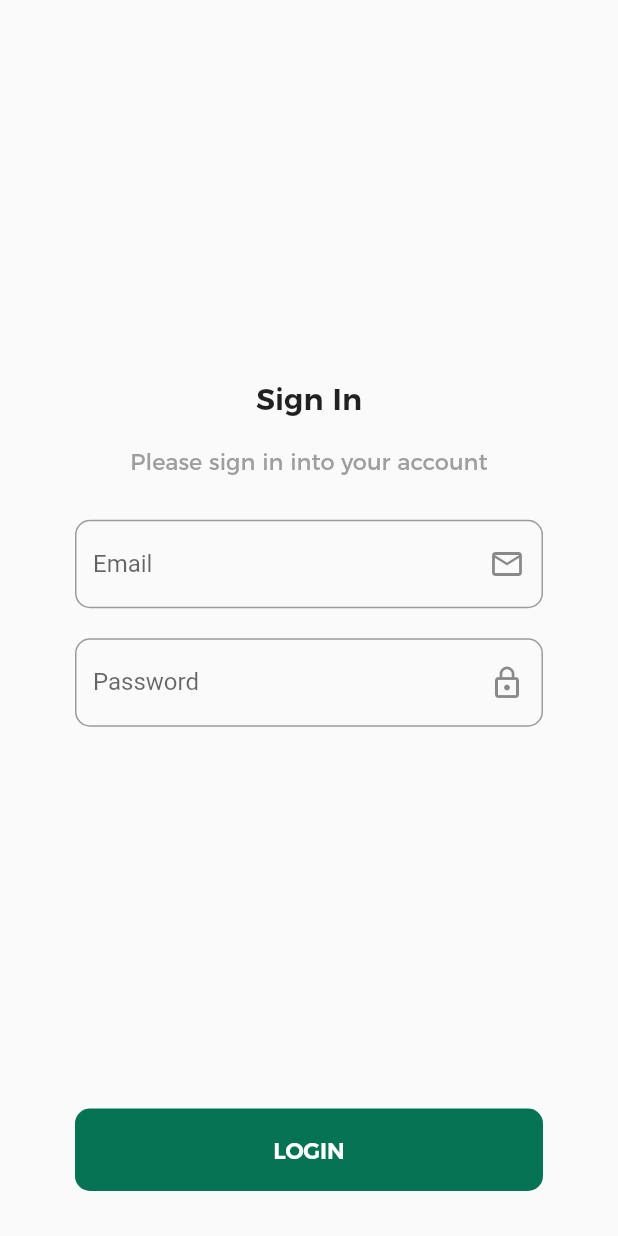
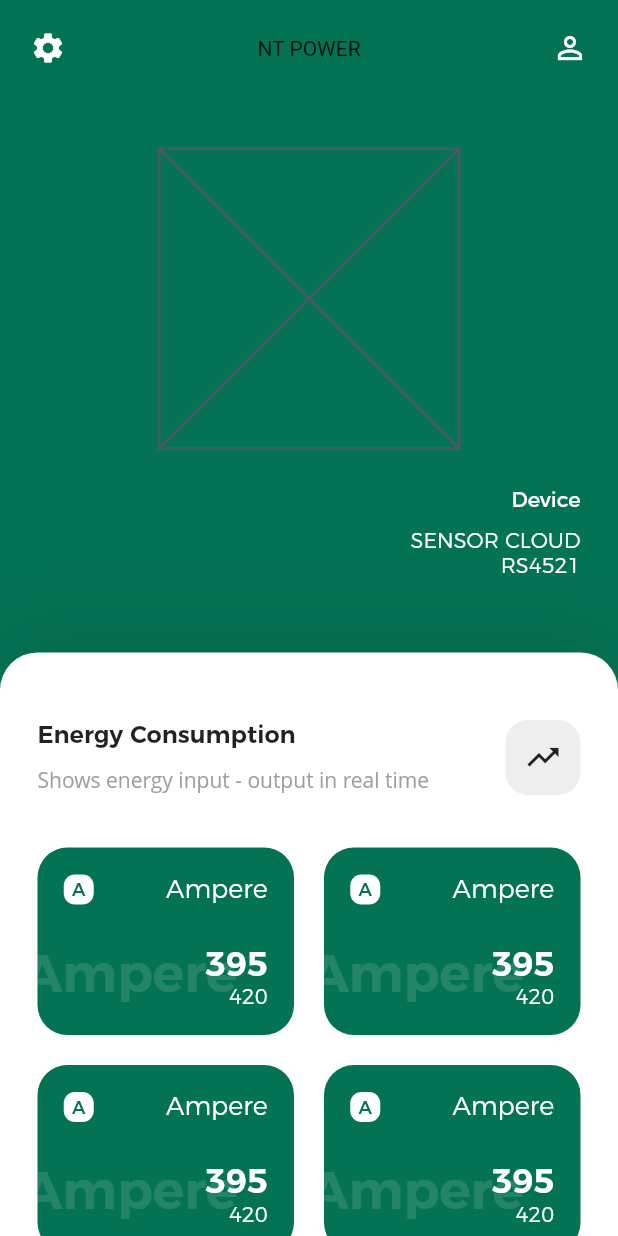
Before and after one commit to ahmadf20/NT-Power-Mobile-App, a Flutter app: the screen it shows after launch, after a tap on "LOGIN", on a phone screen of 412 x 824 dp. Run offline on Flutter 3.47's test engine with Material 2 defaults, Android fonts, the phone set to English and light mode, and no system bars.

Commit message:
Add home screen

```diff
--- a/lib/main.dart
+++ b/lib/main.dart
@@ -1,5 +1,6 @@
 import 'package:flutter/material.dart';
 import 'package:flutter/services.dart';
+import 'package:ntpower/screens/home_screen.dart';
 import 'package:ntpower/screens/login_screen.dart';
 
 void main() => runApp(MyApp());
@@ -29,6 +30,11 @@ class MyApp extends StatelessWidget {
         accentColor: Color(0xFFe2c472),
       ),
       home: LoginScreen(),
+      initialRoute: '/',
+      routes: {
+        HomeScreen.routeName: (context) => HomeScreen(),
+        LoginScreen.routeName: (context) => LoginScreen(),
+      },
     );
   }
 }
--- /dev/null
+++ b/lib/screens/home_screen.dart
@@ -0,0 +1,309 @@
+import 'package:flutter/material.dart';
+import 'package:ntpower/main.dart';
+
+class HomeScreen extends StatefulWidget {
+  static const routeName = 'home_screen';
+  HomeScreen({Key key}) : super(key: key);
+
+  @override
+  _HomeScreenState createState() => _HomeScreenState();
+}
+
+class _HomeScreenState extends State<HomeScreen> {
+  @override
+  Widget build(BuildContext context) {
+    return AnnotatedRegion(
+      value: mySystemUIOverlaySyle.copyWith(
+        statusBarIconBrightness: Brightness.light,
+        statusBarBrightness: Brightness.light,
+      ),
+      child: Scaffold(
+        backgroundColor: Theme.of(context).primaryColor,
+        body: SafeArea(
+          child: SingleChildScrollView(
+            child: Column(
+              children: <Widget>[
+                Padding(
+                  padding: const EdgeInsets.all(8.0),
+                  child: Row(
+                    children: <Widget>[
+                      IconButton(
+                        icon: Icon(
+                          Icons.settings,
+                          color: Colors.white,
+                        ),
+                        onPressed: () {},
+                      ),
+                      Expanded(
+                        child: Center(
+                          child: Text('NT POWER'),
+                        ),
+                      ),
+                      IconButton(
+                        icon: Icon(
+                          Icons.person_outline,
+                          color: Colors.white,
+                        ),
+                        onPressed: () {},
+                      ),
+                    ],
+                  ),
+                ),
+                Container(
+                  height: 200,
+                  width: 200,
+                  margin: EdgeInsets.only(top: 35),
+                  child: Placeholder(),
+                ),
+                Container(
+                  alignment: Alignment.centerRight,
+                  margin: EdgeInsets.only(right: 25, top: 25),
+                  child: Column(
+                    crossAxisAlignment: CrossAxisAlignment.end,
+                    children: <Widget>[
+                      Text(
+                        'Device',
+                        style: TextStyle(
+                          fontFamily: 'Montserrat',
+                          color: Colors.white,
+                        ),
+                      ),
+                      Container(
+                        width: MediaQuery.of(context).size.width / 3,
+                        padding: EdgeInsets.only(top: 10),
+                        child: Text(
+                          'SENSOR CLOUD RS4521',
+                          style: TextStyle(
+                            fontFamily: 'Montserrat',
+                            color: Colors.white,
+                            fontWeight: FontWeight.w300,
+                          ),
+                          textAlign: TextAlign.end,
+                        ),
+                      ),
+                    ],
+                  ),
+                ),
+                Container(
+                  width: double.maxFinite,
+                  padding: EdgeInsets.symmetric(horizontal: 25, vertical: 45),
+                  margin: EdgeInsets.only(top: 50),
+                  decoration: BoxDecoration(
+                      color: Colors.white,
+                      borderRadius: BorderRadius.vertical(
+                        top: Radius.circular(25),
+                      ),
+                      boxShadow: [
+                        BoxShadow(
+                          color: Colors.black12,
+                          blurRadius: 50,
+                          offset: Offset(0, -5),
+                        )
+                      ]),
+                  child: Column(
+                    crossAxisAlignment: CrossAxisAlignment.start,
+                    children: <Widget>[
+                      Row(
+                        children: <Widget>[
+                          Column(
+                            crossAxisAlignment: CrossAxisAlignment.start,
+                            children: <Widget>[
+                              Text(
+                                'Energy Consumption',
+                                style: TextStyle(
+                                  fontFamily: 'Montserrat',
+                                  fontSize: 16,
+                                  fontWeight: FontWeight.w600,
+                                ),
+                              ),
+                              SizedBox(height: 10),
+                              Text(
+                                'Shows energy input - output in real time',
+                                style: TextStyle(
+                                  fontFamily: 'OpenSans',
+                                  color: Colors.grey,
+                                ),
+                              ),
+                            ],
+                          ),
+                          Spacer(),
+                          SizedBox(
+                            width: 50,
+                            height: 50,
+                            child: FlatButton(
+                              color: Colors.grey[200],
+                              padding: EdgeInsets.all(0),
+                              shape: RoundedRectangleBorder(
+                                borderRadius: BorderRadius.circular(15),
+                              ),
+                              child: Icon(
+                                Icons.trending_up,
+                                size: 25,
+                              ),
+                              onPressed: () {},
+                            ),
+                          ),
+                        ],
+                      ),
+                      Padding(
+                        padding: const EdgeInsets.only(top: 35),
+                        child: Container(
+                          height: 125,
+                          child: Row(
+                            children: <Widget>[
+                              EnergyCard(),
+                              SizedBox(width: 20),
+                              EnergyCard(),
+                            ],
+                          ),
+                        ),
+                      ),
+                      Padding(
+                        padding: const EdgeInsets.only(top: 20),
+                        child: Container(
+                          height: 125,
+                          child: Row(
+                            children: <Widget>[
+                              EnergyCard(),
+                              SizedBox(width: 20),
+                              EnergyCard(),
+                            ],
+                          ),
+                        ),
+                      ),
+                    ],
+                  ),
+                ),
+              ],
+            ),
+          ),
+        ),
+      ),
+    );
+  }
+}
+
+class EnergyCard extends StatefulWidget {
+  final Function(dynamic) onPressed;
+  final String title;
+  final String tag;
+  final Map data;
+  final value;
+  final groupValue;
+
+  EnergyCard(
+      {Key key,
+      this.onPressed,
+      this.title,
+      this.tag,
+      this.data,
+      this.value,
+      this.groupValue})
+      : super(key: key);
+
+  @override
+  _EnergyCardState createState() => _EnergyCardState();
+}
+
+class _EnergyCardState extends State<EnergyCard> {
+  @override
+  Widget build(BuildContext context) {
+    return Expanded(
+      child: FlatButton(
+        shape: RoundedRectangleBorder(
+          borderRadius: BorderRadius.circular(20),
+        ),
+        padding: EdgeInsets.all(0),
+        color: Theme.of(context).primaryColor,
+        child: Stack(
+          children: <Widget>[
+            Container(
+              height: double.maxFinite,
+              width: double.maxFinite,
+              alignment: Alignment.bottomLeft,
+              padding: EdgeInsets.only(bottom: 20),
+              child: ClipRect(
+                child: Transform.translate(
+                  offset: Offset(-10, 0),
+                  child: Text(
+                    'Ampere',
+                    style: TextStyle(
+                      fontSize: 35,
+                      color: Colors.white12,
+                      fontFamily: 'Montserrat',
+                      fontWeight: FontWeight.w600,
+                    ),
+                  ),
+                ),
+              ),
+            ),
+            Container(
+              width: double.maxFinite,
+              height: double.maxFinite,
+              padding: EdgeInsets.all(17.5),
+              child: Column(
+                crossAxisAlignment: CrossAxisAlignment.end,
+                children: <Widget>[
+                  Row(
+                    children: <Widget>[
+                      Container(
+                        width: 20,
+                        height: 20,
+                        alignment: Alignment.center,
+                        decoration: BoxDecoration(
+                          color: Colors.white,
+                          borderRadius: BorderRadius.circular(7.5),
+                        ),
+                        child: Text(
+                          'A',
+                          style: TextStyle(
+                            fontFamily: 'Montserrat',
+                            fontSize: 12,
+                            color: Theme.of(context).primaryColor,
+                          ),
+                        ),
+                      ),
+                      Expanded(
+                        child: Text(
+                          'Ampere',
+                          style: TextStyle(
+                            fontFamily: 'Montserrat',
+                            color: Colors.white,
+                            fontSize: 17,
+                            fontWeight: FontWeight.w300,
+                          ),
+                          textAlign: TextAlign.end,
+                        ),
+                      )
+                    ],
+                  ),
+                  Spacer(),
+                  Text(
+                    '395',
+                    style: TextStyle(
+                      fontFamily: 'Montserrat',
+                      color: Colors.white,
+                      fontSize: 22.5,
+                      fontWeight: FontWeight.w600,
+                    ),
+                    textAlign: TextAlign.end,
+                  ),
+                  Text(
+                    '420',
+                    style: TextStyle(
+                      fontFamily: 'Montserrat',
+                      color: Colors.white,
+                      fontWeight: FontWeight.w300,
+                    ),
+                    textAlign: TextAlign.end,
+                  ),
+                ],
+              ),
+            ),
+          ],
+        ),
+        onPressed: () {},
+      ),
+    );
+  }
+}
--- a/lib/screens/login_screen.dart
+++ b/lib/screens/login_screen.dart
@@ -1,7 +1,9 @@
 import 'package:flutter/material.dart';
 import 'package:ntpower/main.dart';
+import 'package:ntpower/screens/home_screen.dart';
 
 class LoginScreen extends StatefulWidget {
+  static const routeName = 'login_screen';
   @override
   _LoginScreenState createState() => _LoginScreenState();
 }
@@ -102,7 +104,9 @@ class _LoginScreenState extends State<LoginScreen> {
                         fontWeight: FontWeight.w600,
                       ),
                     ),
-                    onPressed: () {},
+                    onPressed: () {
+                      Navigator.of(context).pushNamed(HomeScreen.routeName);
+                    },
                   ),
                 ),
               ],
```
